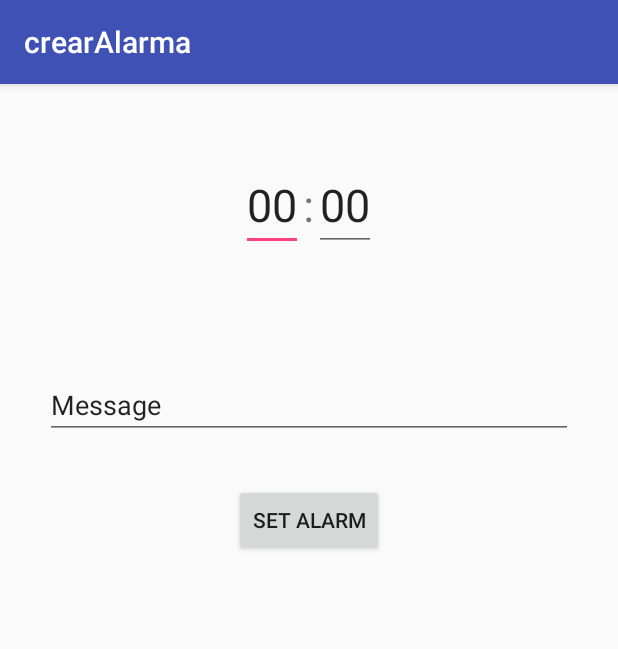
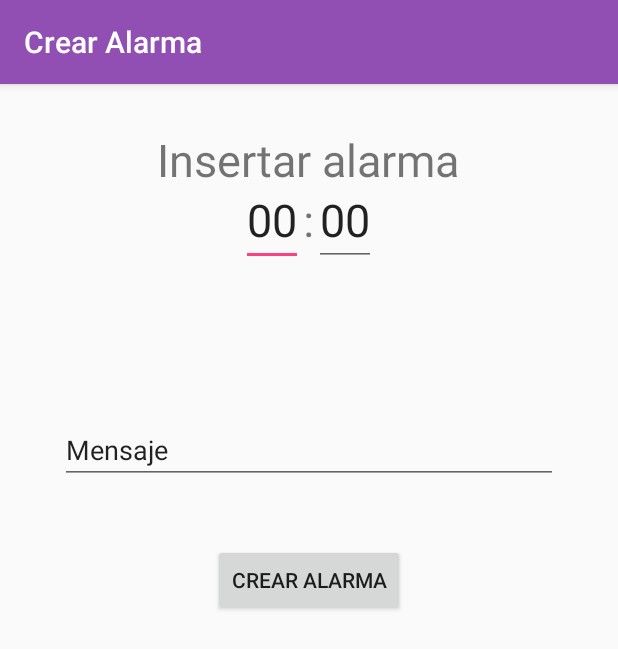
Before and after one commit to MarleneBarahona/crearAlarma, an Android app: the screen it shows after launch (MainActivity), on a phone screen of 412 x 824 dp. Shown: the top 649 px of the screen. Run offline under Robolectric (Android 15) with nearby library versions, the phone set to English and light mode, and no system bars.

Commit message:
Textos usando strings.xml

```diff
--- a/app/src/main/res/layout/activity_main.xml
+++ b/app/src/main/res/layout/activity_main.xml
@@ -6,13 +6,20 @@
     android:layout_height="match_parent"
     tools:context="com.barahona.crearalarma.MainActivity">
 
+    <TextView
+        android:layout_width="wrap_content"
+        android:layout_height="wrap_content"
+        android:text="@string/insertar"
+        android:textSize="30sp"
+        android:layout_centerHorizontal="true"
+        android:layout_margin="30dp"/>
     <LinearLayout
         android:id="@+id/lay"
         android:layout_width="match_parent"
         android:layout_height="wrap_content"
         android:orientation="horizontal"
         android:gravity="center"
-        android:layout_margin="50dp"
+        android:layout_margin="60dp"
         android:layout_centerHorizontal="true">
         <EditText
             android:id="@+id/editTextHour"
@@ -39,15 +46,15 @@
         android:id="@+id/editTextmssg"
         android:layout_width="match_parent"
         android:layout_height="wrap_content"
-        android:layout_margin="30dp"
-        android:text="Message"
+        android:layout_margin="40dp"
+        android:text="@string/message"
         android:layout_below="@id/lay"
         android:layout_centerHorizontal="true"/>
     <Button
         android:id="@+id/bttnset"
         android:layout_width="wrap_content"
         android:layout_height="wrap_content"
-        android:text="SET ALARM"
+        android:text="@string/crear"
         android:layout_below="@id/editTextmssg"
         android:layout_centerHorizontal="true"
         />
--- a/app/src/main/res/values/colors.xml
+++ b/app/src/main/res/values/colors.xml
@@ -1,6 +1,6 @@
 <?xml version="1.0" encoding="utf-8"?>
 <resources>
-    <color name="colorPrimary">#3F51B5</color>
+    <color name="colorPrimary">#924fb3</color>
     <color name="colorPrimaryDark">#303F9F</color>
     <color name="colorAccent">#FF4081</color>
 </resources>
--- a/app/src/main/res/values/strings.xml
+++ b/app/src/main/res/values/strings.xml
@@ -1,3 +1,7 @@
 <resources>
-    <string name="app_name">crearAlarma</string>
+    <string name="app_name">Crear Alarma</string>
+    <string name="insertar">Insertar alarma</string>
+    <string name="message">Mensaje</string>
+    <string name="crear">Crear alarma</string>
+
 </resources>
```
